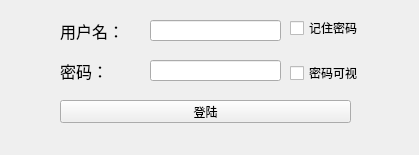
This is LXHPassNote/LXHPassNote.ui in leaf-lxh/LXHPassNote-Windows as Qt 5 draws it before an edit. The edited form follows.
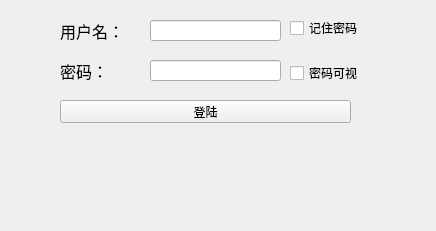
This is the edited form.

Diff of the .ui file:
```diff
--- a/LXHPassNote/LXHPassNote.ui
+++ b/LXHPassNote/LXHPassNote.ui
@@ -12,8 +12,8 @@
    <rect>
     <x>0</x>
     <y>0</y>
-    <width>419</width>
-    <height>155</height>
+    <width>436</width>
+    <height>231</height>
    </rect>
   </property>
   <property name="sizePolicy">
@@ -151,14 +151,14 @@
       <x>60</x>
       <y>130</y>
       <width>291</width>
-      <height>16</height>
+      <height>61</height>
      </rect>
     </property>
     <property name="text">
      <string/>
     </property>
     <property name="alignment">
-     <set>Qt::AlignCenter</set>
+     <set>Qt::AlignHCenter|Qt::AlignTop</set>
     </property>
    </widget>
   </widget>
```
Left out of the diff: 2 changed lines with no effect on the pictures.
